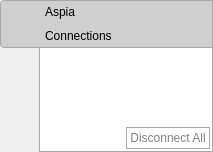
Above: source/host/ui/host_notifier_window.ui from dchapyshev/aspia before the change. Below: the same form after it.
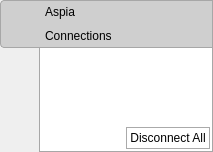
That is the form after the change. Icons and pictures are not drawn.

Commit message: - Correctly kill session from UI.

The edit to the form file:
```diff
--- a/source/host/ui/host_notifier_window.ui
+++ b/source/host/ui/host_notifier_window.ui
@@ -306,9 +306,6 @@
         </item>
         <item>
          <widget class="QPushButton" name="button_disconnect_all">
-          <property name="enabled">
-           <bool>false</bool>
-          </property>
           <property name="styleSheet">
            <string notr="true">QPushButton {
 border: 1px solid #AAAAAA;
```
The commit also changes 7 other files.
